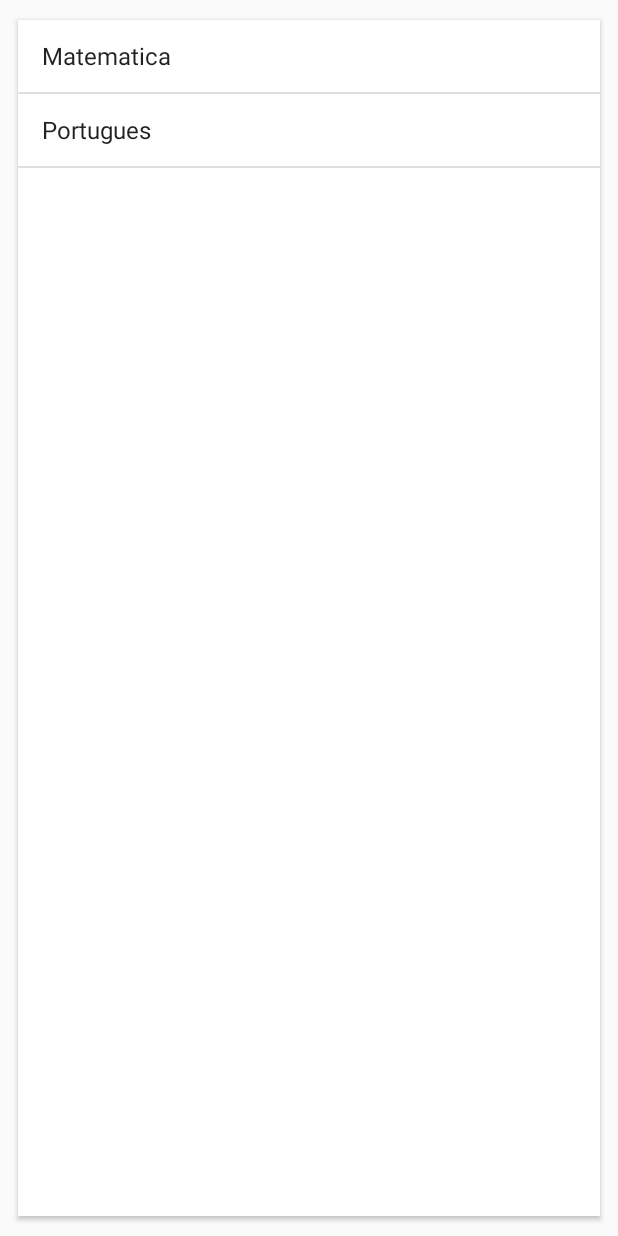
After one commit to pabloguardiao/Cadastro, an Android app: the ListaProvasFragment screen opened directly, with no data from a screen before it, on a phone screen of 412 x 824 dp. The commit adds this screen. Run offline under Robolectric (Android 15) with nearby library versions, the phone set to English and light mode, and no system bars.

Commit message:
Aula-2016-09-08

```diff
--- a/app/build.gradle
+++ b/app/build.gradle
@@ -20,8 +20,10 @@ android {
 }
 
 dependencies {
-    compile fileTree(dir: 'libs', include: ['*.jar'])
+    compile fileTree(include: ['*.jar'], dir: 'libs')
     testCompile 'junit:junit:4.12'
     compile 'com.android.support:appcompat-v7:23.4.0'
-    //compile 'com.android.support:cardview:1.0.0'
+    compile 'com.android.support:cardview-v7:23.4.0'
+    compile 'com.android.support:support-v4:23.4.0'
+    compile 'com.android.support:design:23.4.0'
 }
--- /dev/null
+++ b/app/src/main/java/br/com/caelum/cadastro/ListaProvasFragment.java
@@ -0,0 +1,54 @@
+package br.com.caelum.cadastro;
+
+import android.os.Bundle;
+import android.support.v4.app.Fragment;
+import android.support.v4.app.FragmentTransaction;
+import android.view.LayoutInflater;
+import android.view.View;
+import android.view.ViewGroup;
+import android.widget.AdapterView;
+import android.widget.ArrayAdapter;
+import android.widget.ListView;
+import android.widget.Toast;
+
+import java.util.Arrays;
+import java.util.List;
+
+import br.com.caelum.cadastro.Prova;
+import br.com.caelum.cadastro.R;
+
+public class ListaProvasFragment extends Fragment {
+
+    public ListaProvasFragment() {
+    }
+
+    @Override
+    public View onCreateView(LayoutInflater inflater, ViewGroup container,
+                             Bundle savedInstanceState) {
+        View layoutProvas = inflater.inflate(R.layout.fragment_lista_provas, container, false);
+        ListView lvProvas = (ListView) layoutProvas.findViewById(R.id.lista_provas_listview);
+
+        Prova p1 = new Prova("20/06/2015", "Matematica");
+        p1.setTopicos(Arrays.asList("Algebra linear", "Calculo", "Estatistica"));
+
+        Prova p2 = new Prova("25/07/2015", "Portugues");
+        p1.setTopicos(Arrays.asList("Complemento Nominal", "Oracoes Subordinadas", "Analise Sintatica"));
+
+        List<Prova> provas = Arrays.asList(p1, p2);
+
+        lvProvas.setAdapter(new ArrayAdapter<Prova>(getActivity(), android.R.layout.simple_list_item_1, provas));
+
+        lvProvas.setOnItemClickListener(new AdapterView.OnItemClickListener() {
+            @Override
+            public void onItemClick(AdapterView<?> parent, View view, int position, long id) {
+                Prova selecionada = (Prova) parent.getItemAtPosition(position);
+
+//                Toast.makeText(getActivity(), "Prova Selecionada: " + selecionada, Toast.LENGTH_LONG).show();
+
+            }
+        });
+
+        return layoutProvas;
+    }
+
+}
--- /dev/null
+++ b/app/src/main/java/br/com/caelum/cadastro/Prova.java
@@ -0,0 +1,57 @@
+package br.com.caelum.cadastro;
+
+import java.io.Serializable;
+import java.util.ArrayList;
+import java.util.List;
+
+/**
+ * Created by android6519 on 08/09/16.
+ */
+public class Prova implements Serializable {
+    private String data;
+    private String materia;
+    private String descricao;
+    private List<String> topicos = new ArrayList<String>();
+
+    public Prova(String data, String materia) {
+        this.data = data;
+        this.materia = materia;
+    }
+
+    public String getData() {
+        return data;
+    }
+
+    public void setData(String data) {
+        this.data = data;
+    }
+
+    public String getMateria() {
+        return materia;
+    }
+
+    public void setMateria(String materia) {
+        this.materia = materia;
+    }
+
+    public String getDescricao() {
+        return descricao;
+    }
+
+    public void setDescricao(String descricao) {
+        this.descricao = descricao;
+    }
+
+    public List<String> getTopicos() {
+        return topicos;
+    }
+
+    public void setTopicos(List<String> topicos) {
+        this.topicos = topicos;
+    }
+
+    @Override
+    public String toString() {
+        return materia;
+    }
+}
--- /dev/null
+++ b/app/src/main/java/br/com/caelum/cadastro/ProvasActivity.java
@@ -0,0 +1,40 @@
+package br.com.caelum.cadastro;
+
+import android.os.Bundle;
+import android.support.v4.app.FragmentTransaction;
+import android.support.v7.app.AppCompatActivity;
+
+public class ProvasActivity extends AppCompatActivity {
+
+    @Override
+    protected void onCreate(Bundle savedInstanceState) {
+        super.onCreate(savedInstanceState);
+        setContentView(R.layout.activity_provas);
+
+        FragmentTransaction transaction = getSupportFragmentManager().beginTransaction();
+        if (isTablet()) {
+            transaction
+                    .replace(R.id.lista_provas, new ListaProvasFragment())
+                    .replace(R.id.detalhes_provas, new DetalhesProvaFragment());
+        } else {
+            transaction.replace(R.id.provas_view, new ListaProvasFragment());
+        }
+        transaction.commit();
+    }
+
+    public boolean isTablet() {
+        return getResources().getBoolean(R.bool.isTablet);
+    }
+
+    public void selecionarProva(Prova prova){
+        FragmentTransaction transaction = getSupportFragmentManager().beginTransaction();
+        if (isTablet()) {
+            transaction
+                    .replace(R.id.lista_provas, new ListaProvasFragment())
+                    .replace(R.id.detalhes_provas, new DetalhesProvaFragment());
+        } else {
+            transaction.replace(R.id.provas_view, new ListaProvasFragment());
+        }
+        transaction.commit();
+    }
+}
--- /dev/null
+++ b/app/src/main/res/layout-land/activity_provas.xml
@@ -0,0 +1,17 @@
+<?xml version="1.0" encoding="utf-8"?>
+<LinearLayout xmlns:android="http://schemas.android.com/apk/res/android"
+    android:orientation="horizontal"
+    android:layout_width="match_parent"
+    android:layout_height="match_parent">
+
+    <FrameLayout android:id="@+id/lista_provas"
+        android:layout_width="0dp"
+        android:layout_height="match_parent"
+        android:layout_weight="1"/>
+
+    <FrameLayout android:id="@+id/detalhes_provas"
+        android:layout_width="0dp"
+        android:layout_height="match_parent"
+        android:layout_weight="2"/>
+
+</LinearLayout>
--- /dev/null
+++ b/app/src/main/res/layout/activity_provas.xml
@@ -0,0 +1,10 @@
+<?xml version="1.0" encoding="utf-8"?>
+<LinearLayout xmlns:android="http://schemas.android.com/apk/res/android"
+    android:layout_width="match_parent"
+    android:layout_height="match_parent">
+
+    <FrameLayout android:id="@+id/provas_view"
+        android:layout_width="match_parent"
+        android:layout_height="match_parent" />
+
+</LinearLayout>
--- /dev/null
+++ b/app/src/main/res/layout/fragment_lista_provas.xml
@@ -0,0 +1,14 @@
+<android.support.v7.widget.CardView xmlns:android="http://schemas.android.com/apk/res/android"
+    xmlns:app="http://schemas.android.com/apk/res-auto"
+    android:layout_width="match_parent"
+    android:layout_height="match_parent"
+    android:layout_gravity="center"
+    android:layout_margin="10dp"
+    app:cardCornerRadius="0dp"
+    app:cardUseCompatPadding="true">
+
+    <ListView android:id="@+id/lista_provas_listview"
+        android:layout_width="match_parent"
+        android:layout_height="match_parent" />
+
+</android.support.v7.widget.CardView>
--- /dev/null
+++ b/app/src/main/res/values-land/activity_provas.xml
@@ -0,0 +1,4 @@
+<?xml version="1.0" encoding="utf-8"?>
+<resources>
+    <bool name="isTablet">true</bool>
+</resources>
--- /dev/null
+++ b/app/src/main/res/values-v21/styles.xml
@@ -0,0 +1,9 @@
+<resources>
+
+    <style name="AppTheme.NoActionBar">
+        <item name="windowActionBar">false</item>
+        <item name="windowNoTitle">true</item>
+        <item name="android:windowDrawsSystemBarBackgrounds">true</item>
+        <item name="android:statusBarColor">@android:color/transparent</item>
+    </style>
+</resources>
--- /dev/null
+++ b/app/src/main/res/values/activity_provas.xml
@@ -0,0 +1,4 @@
+<?xml version="1.0" encoding="utf-8"?>
+<resources>
+    <bool name="isTablet">false</bool>
+</resources>
--- a/app/src/main/res/values/dimens.xml
+++ b/app/src/main/res/values/dimens.xml
@@ -2,4 +2,5 @@
     <!-- Default screen margins, per the Android Design guidelines. -->
     <dimen name="activity_horizontal_margin">16dp</dimen>
     <dimen name="activity_vertical_margin">16dp</dimen>
+    <dimen name="fab_margin">16dp</dimen>
 </resources>
--- a/app/src/main/res/values/strings.xml
+++ b/app/src/main/res/values/strings.xml
@@ -1,3 +1,5 @@
 <resources>
     <string name="app_name">Cadastro</string>
+
+    <string name="title_activity_provas">Provas</string>
 </resources>
--- a/app/src/main/res/values/styles.xml
+++ b/app/src/main/res/values/styles.xml
@@ -8,4 +8,13 @@
         <item name="colorAccent">@color/colorAccent</item>
     </style>
 
+    <style name="AppTheme.NoActionBar">
+        <item name="windowActionBar">false</item>
+        <item name="windowNoTitle">true</item>
+    </style>
+
+    <style name="AppTheme.AppBarOverlay" parent="ThemeOverlay.AppCompat.Dark.ActionBar" />
+
+    <style name="AppTheme.PopupOverlay" parent="ThemeOverlay.AppCompat.Light" />
+
 </resources>
```
Also changed, not shown: app/src/main/AndroidManifest.xml (+13 -6 lines), app/src/main/java/br/com/caelum/cadastro/DetalhesProvaFragment.java (added, +53 -0 lines), app/src/main/java/br/com/caelum/cadastro/ListaAlunosActivity.java (+10 -2 lines), app/src/main/res/layout/fragment_detalhes_prova.xml (added, +38 -0 lines).
